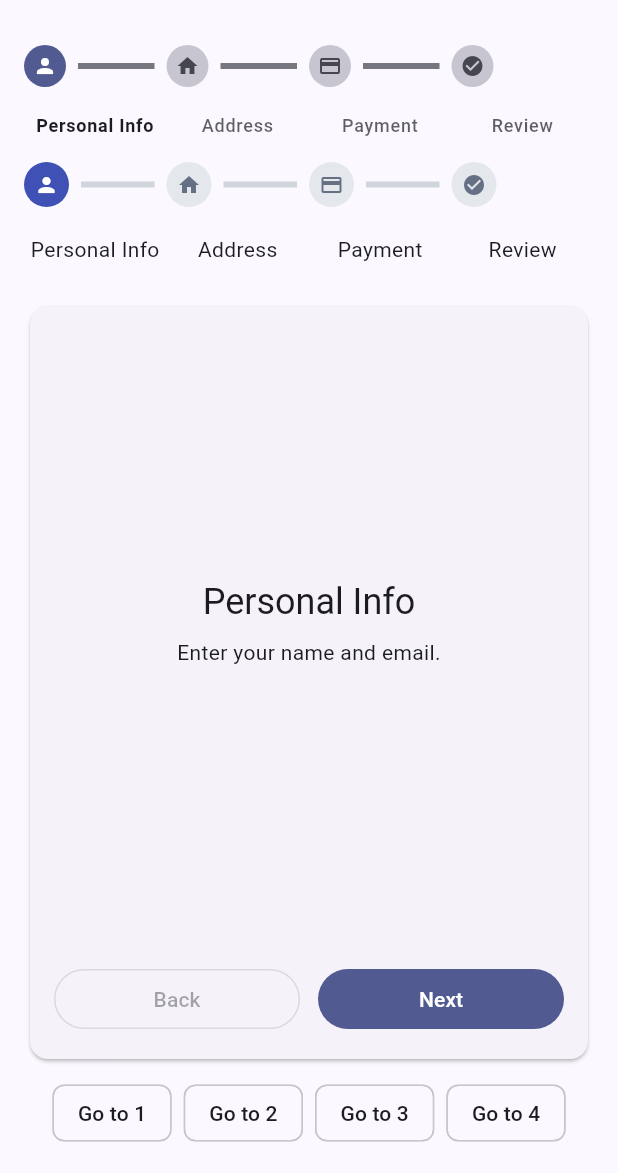
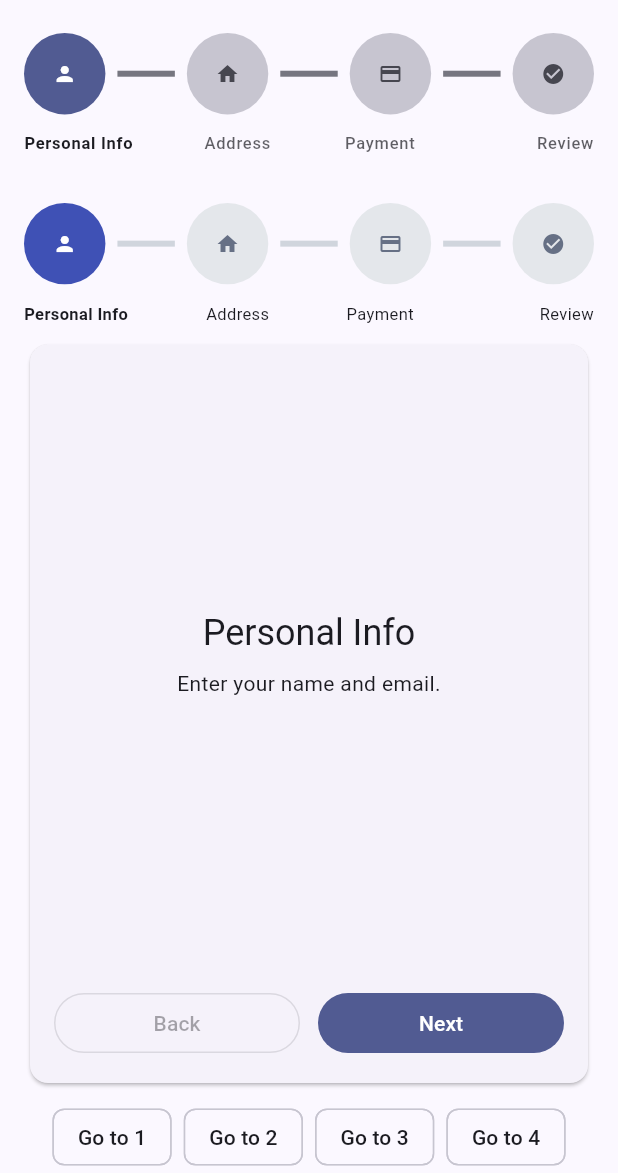
Before and after one commit to AminMemariani/step_bar, a Flutter app: the screen it shows after launch, on a phone screen of 412 x 824 dp, the part 63-1236 px from its top. Run offline on Flutter 3.47's test engine with Material 3 defaults, Android fonts, the phone set to English and light mode, and no system bars.

Commit message:
v0.1.1: Enhanced label alignment and layout improvements
- Smart label alignment: first (start), middle (center), last (end)
- Improved connector positioning between step indicators
- Added default font size (11px) for better single-line display
- Full-width step bar support with proper edge alignment
- Applied Dart formatter standards

```diff
--- a/example/lib/main.dart
+++ b/example/lib/main.dart
@@ -77,12 +77,10 @@ class _WizardDemoState extends State<WizardDemo> {
   Widget build(BuildContext context) {
     return Scaffold(
       appBar: AppBar(title: const Text('StepBar Wizard')),
-      body: Padding(
-        padding: const EdgeInsets.all(16.0),
-        child: Column(
+      body: Column(
         crossAxisAlignment: CrossAxisAlignment.stretch,
         children: <Widget>[
-            // Default styled StepBar
+          // Default styled StepBar with internal padding
           StepBar(
             totalSteps: _labels.length,
             currentStep: _currentStep,
@@ -90,7 +88,7 @@ class _WizardDemoState extends State<WizardDemo> {
             icons: _icons,
           ),
           const SizedBox(height: 16),
-            // Custom themed StepBar
+          // Custom themed StepBar with internal padding
           StepBarTheme(
             data: const StepBarThemeData(
               activeColor: Colors.indigo,
@@ -104,6 +102,11 @@ class _WizardDemoState extends State<WizardDemo> {
               activeIconColor: Colors.white,
               completedIconColor: Colors.white,
               inactiveIconColor: Color(0xFF667085),
+              labelStyle: TextStyle(fontSize: 11),
+              activeLabelStyle: TextStyle(
+                fontSize: 11,
+                fontWeight: FontWeight.w600,
+              ),
             ),
             child: StepBar(
               totalSteps: _labels.length,
@@ -112,7 +115,12 @@ class _WizardDemoState extends State<WizardDemo> {
               icons: _icons,
             ),
           ),
-            const SizedBox(height: 24),
+          // Content area with padding
+          Expanded(
+            child: Padding(
+              padding: const EdgeInsets.symmetric(horizontal: 16.0),
+              child: Column(
+                children: <Widget>[
                   Expanded(
                     child: Card(
                       clipBehavior: Clip.antiAlias,
@@ -121,12 +129,25 @@ class _WizardDemoState extends State<WizardDemo> {
                           Expanded(
                             child: PageView(
                               controller: _pageController,
-                        onPageChanged: (int index) => setState(() => _currentStep = index),
+                              onPageChanged: (int index) =>
+                                  setState(() => _currentStep = index),
                               children: const <Widget>[
-                          _StepPage(title: 'Personal Info', description: 'Enter your name and email.'),
-                          _StepPage(title: 'Address', description: 'Provide your shipping address.'),
-                          _StepPage(title: 'Payment', description: 'Add a payment method.'),
-                          _StepPage(title: 'Review', description: 'Confirm and submit your order.'),
+                                _StepPage(
+                                  title: 'Personal Info',
+                                  description: 'Enter your name and email.',
+                                ),
+                                _StepPage(
+                                  title: 'Address',
+                                  description: 'Provide your shipping address.',
+                                ),
+                                _StepPage(
+                                  title: 'Payment',
+                                  description: 'Add a payment method.',
+                                ),
+                                _StepPage(
+                                  title: 'Review',
+                                  description: 'Confirm and submit your order.',
+                                ),
                               ],
                             ),
                           ),
@@ -136,14 +157,19 @@ class _WizardDemoState extends State<WizardDemo> {
                               children: <Widget>[
                                 Expanded(
                                   child: OutlinedButton(
-                              onPressed: _currentStep == 0 ? null : _goBack,
+                                    onPressed: _currentStep == 0
+                                        ? null
+                                        : _goBack,
                                     child: const Text('Back'),
                                   ),
                                 ),
                                 const SizedBox(width: 12),
                                 Expanded(
                                   child: FilledButton(
-                              onPressed: _currentStep == _labels.length - 1 ? null : _goNext,
+                                    onPressed:
+                                        _currentStep == _labels.length - 1
+                                        ? null
+                                        : _goNext,
                                     child: const Text('Next'),
                                   ),
                                 ),
@@ -167,6 +193,9 @@ class _WizardDemoState extends State<WizardDemo> {
                   ),
                 ],
               ),
+            ),
+          ),
+        ],
       ),
     );
   }
--- a/lib/step_bar.dart
+++ b/lib/step_bar.dart
@@ -154,10 +154,12 @@ class StepBarThemeData {
         color:
             (theme.textTheme.labelMedium?.color ?? theme.colorScheme.onSurface)
                 .withValues(alpha: 0.7),
+        fontSize: 11,
       ),
       activeLabelStyle: theme.textTheme.labelMedium?.copyWith(
         color: theme.colorScheme.onSurface,
         fontWeight: FontWeight.w600,
+        fontSize: 11,
       ),
       iconSize: 16.0,
       activeIconColor: theme.colorScheme.onPrimary,
@@ -306,84 +308,103 @@ class StepBar extends StatelessWidget {
                   ? (resolvedCircleSize * 0.85).clamp(4.0, resolvedCircleSize)
                   : resolvedCircleSize);
 
-        final List<Widget> stepWidgets = List<Widget>.generate(numSteps, (
-          int index,
-        ) {
-          final StepBarStep step = resolvedSteps[index];
-          final bool isLast = index == numSteps - 1;
+        // Build step indicators and labels separately
+        final List<Widget> stepIndicators = <Widget>[];
+        final List<Widget> stepLabels = <Widget>[];
+        final bool anyLabels = resolvedSteps.any((s) => s.label != null);
+
+        for (int i = 0; i < numSteps; i++) {
+          final StepBarStep step = resolvedSteps[i];
           final Color color = resolveColorFor(step);
+          final bool isActive = step.status == StepStatus.active;
 
-          return Expanded(
-            child: Row(
-              children: <Widget>[
-                _StepIndicator(
-                  index: index,
+          // Create step indicator
+          stepIndicators.add(
+            Expanded(
+              child: _StepIndicator(
+                index: i,
                 circleSize: adaptiveCircle,
                 status: step.status,
                 color: color,
-                  inactiveColor: step.color ?? inactiveColor ?? themeData.inactiveColor ?? theme.colorScheme.outlineVariant,
+                inactiveColor:
+                    step.color ??
+                    inactiveColor ??
+                    themeData.inactiveColor ??
+                    theme.colorScheme.outlineVariant,
                 onColor: _onColorFor(theme, color),
                 icon: _iconFor(step),
                 showIndexFallback: themeData.showStepIndexWhenNoIcon,
                 iconThemeColor: _iconColorFor(themeData, step.status),
                 iconThemeSize: themeData.iconSize,
               ),
-                if (!isLast)
-                  (ultraTight
-                      ? const SizedBox.shrink()
-                      : Expanded(
-                          child: _StepConnector(
-                            isCompleted: step.status == StepStatus.completed || step.status == StepStatus.active,
-                            thickness: resolvedConnectorThickness,
-                            color: (step.status == StepStatus.completed)
-                                ? (step.completedColor ?? completedColor ?? themeData.completedColor ?? theme.colorScheme.primary)
-                                : resolvedConnectorColor,
-                            gap: themeData.connectorGap,
-                          ),
-                        )),
-              ],
             ),
           );
-        });
 
-        final List<Widget> labelWidgets = <Widget>[];
-        final bool anyLabels = resolvedSteps.any((s) => s.label != null);
-        if (anyLabels) {
-          for (int i = 0; i < numSteps; i += 1) {
-            final StepBarStep step = resolvedSteps[i];
-            final bool isActive = step.status == StepStatus.active;
-            labelWidgets.add(
+          // Create step label
+          stepLabels.add(
             Expanded(
-                child: Padding(
-                  padding: EdgeInsets.only(top: resolvedSpacing / 2),
-                  child: Text(
-                    step.label ?? '',
-                    textAlign: TextAlign.center,
+              child: anyLabels && step.label != null
+                  ? Text(
+                      step.label!,
+                      textAlign: i == 0
+                          ? TextAlign.start
+                          : i == numSteps - 1
+                          ? TextAlign.end
+                          : TextAlign.center,
                       style: isActive
                           ? (activeLabelStyle ?? themeData.activeLabelStyle)
                           : (labelStyle ?? themeData.labelStyle),
                       maxLines: 2,
                       overflow: TextOverflow.ellipsis,
-                  ),
-                ),
+                    )
+                  : const SizedBox.shrink(),
             ),
           );
         }
-        }
 
-        return Column(
+        return Padding(
+          padding: const EdgeInsets.symmetric(horizontal: 16.0, vertical: 8.0),
+          child: Column(
             mainAxisSize: MainAxisSize.min,
             children: <Widget>[
+              // Icons row with connectors positioned between them
               Row(
-              mainAxisAlignment: MainAxisAlignment.spaceBetween,
                 crossAxisAlignment: CrossAxisAlignment.center,
-              children: stepWidgets,
+                children: <Widget>[
+                  for (int i = 0; i < numSteps; i++) ...<Widget>[
+                    stepIndicators[i],
+                    if (i < numSteps - 1)
+                      ultraTight
+                          ? const SizedBox.shrink()
+                          : Expanded(
+                              child: _StepConnector(
+                                isCompleted:
+                                    resolvedSteps[i].status ==
+                                        StepStatus.completed ||
+                                    resolvedSteps[i].status ==
+                                        StepStatus.active,
+                                thickness: resolvedConnectorThickness,
+                                color:
+                                    (resolvedSteps[i].status ==
+                                        StepStatus.completed)
+                                    ? (resolvedSteps[i].completedColor ??
+                                          completedColor ??
+                                          themeData.completedColor ??
+                                          theme.colorScheme.primary)
+                                    : resolvedConnectorColor,
+                                gap: themeData.connectorGap,
                               ),
-            if (labelWidgets.isNotEmpty) ...<Widget>[
-              SizedBox(height: resolvedSpacing),
-              Row(children: labelWidgets),
+                            ),
                   ],
                 ],
+              ),
+              // Labels row (only if there are labels)
+              if (anyLabels) ...<Widget>[
+                SizedBox(height: resolvedSpacing),
+                Row(children: stepLabels),
+              ],
+            ],
+          ),
         );
       },
     );
@@ -466,7 +487,8 @@ class _StepIndicator extends StatelessWidget {
 
   @override
   Widget build(BuildContext context) {
-    final bool isActiveOrCompleted = status == StepStatus.active || status == StepStatus.completed;
+    final bool isActiveOrCompleted =
+        status == StepStatus.active || status == StepStatus.completed;
     final Color backgroundColor = isActiveOrCompleted ? color : inactiveColor;
 
     return Semantics(
@@ -486,7 +508,9 @@ class _StepIndicator extends StatelessWidget {
             alignment: Alignment.center,
             child: IconTheme(
               data: IconThemeData(size: iconThemeSize, color: iconThemeColor),
-              child: icon ?? (showIndexFallback
+              child:
+                  icon ??
+                  (showIndexFallback
                       ? Text(
                           '${index + 1}',
                           style: TextStyle(
@@ -518,6 +542,11 @@ class _StepConnector extends StatelessWidget {
 
   @override
   Widget build(BuildContext context) {
-    return Container(margin: gap, height: thickness, color: color);
+    return Container(
+      margin: gap,
+      height: thickness,
+      width: double.infinity,
+      color: color,
+    );
   }
 }
--- a/pubspec.yaml
+++ b/pubspec.yaml
@@ -1,6 +1,6 @@
 name: step_bar
 description: A customizable, responsive step progress bar for multi-step flows in Flutter.
-version: 0.1.0
+version: 0.1.1
 homepage: https://github.com/AminMemariani/step_bar
 repository: https://github.com/AminMemariani/step_bar
 issue_tracker: https://github.com/AminMemariani/step_bar/issues
```
Also changed, not shown: 2 other files. Lines whose indentation alone changed are shown as unchanged.
